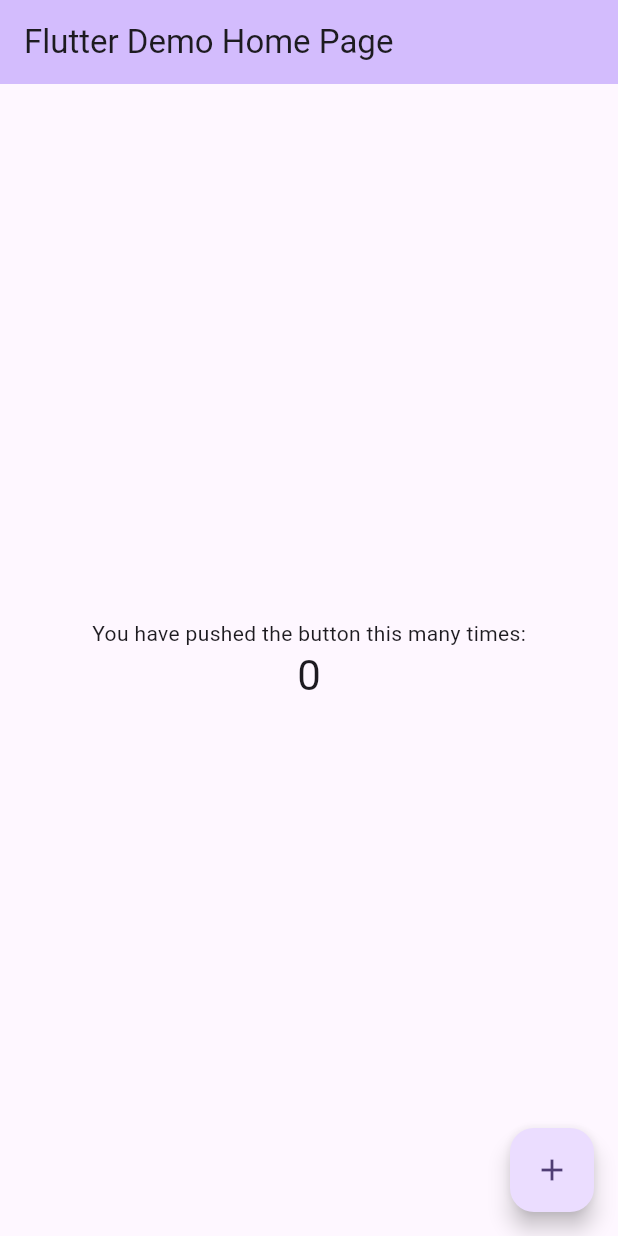
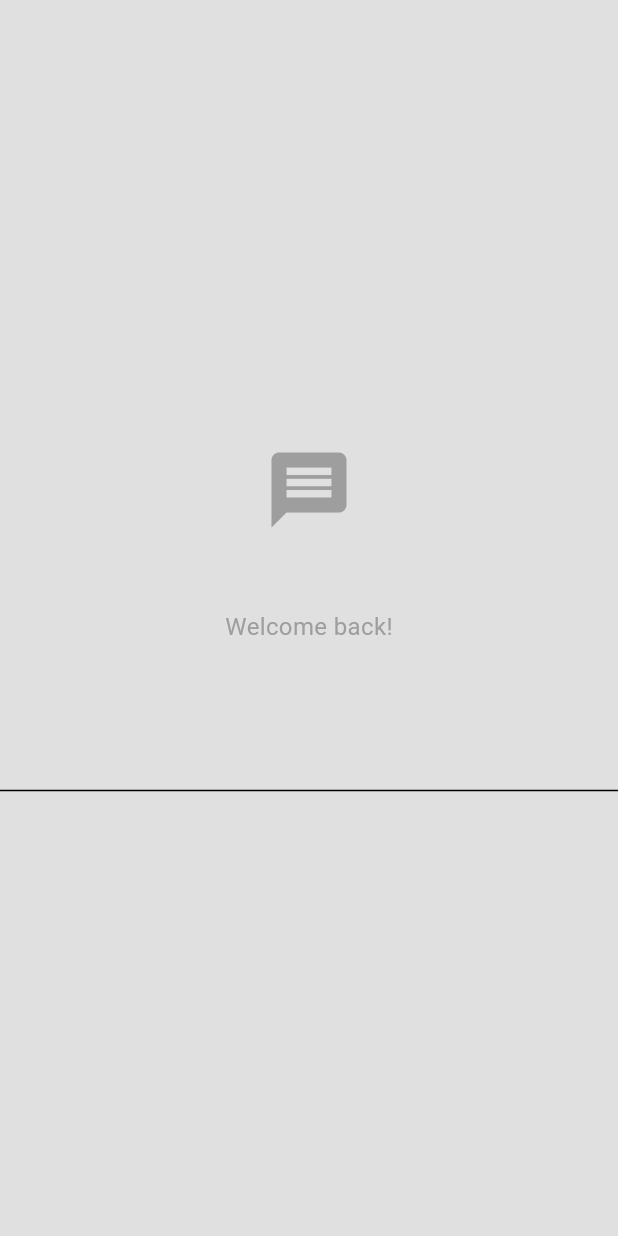
Before and after one commit to saifullahhaaris/chatapp-flutter, a Flutter app: the screen it shows after launch, on a phone screen of 412 x 824 dp. Run offline on Flutter 3.47's test engine with Material 3 defaults, Android fonts, the phone set to English and light mode, and no system bars.

Commit message:
update login page

```diff
--- /dev/null
+++ b/lib/components/textfield.dart
@@ -0,0 +1,10 @@
+import 'package:flutter/material.dart';
+
+class MyTextField extends StatelessWidget {
+  const MyTextField({super.key});
+
+  @override
+  Widget build(BuildContext context) {
+    return TextField();
+  }
+}
--- a/lib/main.dart
+++ b/lib/main.dart
@@ -1,67 +1,20 @@
+import 'package:chat_app/pages/login_page.dart';
+import 'package:chat_app/theme/light_mode.dart';
 import 'package:flutter/material.dart';
 
-void main() {
+void main(){
   runApp(const MyApp());
 }
 
-class MyApp extends StatelessWidget {
+class MyApp extends StatelessWidget{
   const MyApp({super.key});
 
-  // This widget is the root of your application.
   @override
   Widget build(BuildContext context) {
     return MaterialApp(
-      title: 'Flutter Demo',
-      theme: ThemeData(
-        colorScheme: ColorScheme.fromSeed(seedColor: Colors.deepPurple),
-      ),
-      home: const MyHomePage(title: 'Flutter Demo Home Page'),
+      debugShowCheckedModeBanner: false,
+      home: const LoginPage(),
+      theme: lightMode,
     );
   }
 }
-
-class MyHomePage extends StatefulWidget {
-  const MyHomePage({super.key, required this.title});
-
-  final String title;
-
-  @override
-  State<MyHomePage> createState() => _MyHomePageState();
-}
-
-class _MyHomePageState extends State<MyHomePage> {
-  int _counter = 0;
-
-  void _incrementCounter() {
-    setState(() {
-      _counter++;
-    });
-  }
-
-  @override
-  Widget build(BuildContext context) {
-    return Scaffold(
-      appBar: AppBar(
-        backgroundColor: Theme.of(context).colorScheme.inversePrimary,
-        title: Text(widget.title),
-      ),
-      body: Center(
-        child: Column(
-          mainAxisAlignment: MainAxisAlignment.center,
-          children: <Widget>[
-            const Text('You have pushed the button this many times:'),
-            Text(
-              '$_counter',
-              style: Theme.of(context).textTheme.headlineMedium,
-            ),
-          ],
-        ),
-      ),
-      floatingActionButton: FloatingActionButton(
-        onPressed: _incrementCounter,
-        tooltip: 'Increment',
-        child: const Icon(Icons.add),
-      ), // This trailing comma makes auto-formatting nicer for build methods.
-    );
-  }
-}
--- /dev/null
+++ b/lib/pages/login_page.dart
@@ -0,0 +1,44 @@
+import 'package:flutter/material.dart';
+
+class LoginPage extends StatelessWidget {
+  const LoginPage({super.key});
+
+  @override
+  Widget build(BuildContext context) {
+    return Scaffold(
+      backgroundColor: Theme.of(context).colorScheme.surface,
+      body: Center(
+        child: Column(
+          mainAxisAlignment: MainAxisAlignment.center,
+          children: [
+            // logo
+            Icon(
+              Icons.message,
+              size: 60,
+              color: Theme.of(context).colorScheme.primary,
+            ),
+
+            SizedBox(height: 50,),
+
+            // welcome back message
+            Text(
+              "Welcome back!",
+              style: TextStyle(
+                color: Theme.of(context).colorScheme.primary,
+                fontSize: 16,
+              ),
+            ),
+
+            SizedBox(height: 50,),
+
+            // email textfield
+            TextField(),
+            // login button
+
+            // register now
+          ],
+        ),
+      )
+    );
+  }
+}
--- /dev/null
+++ b/lib/theme/light_mode.dart
@@ -0,0 +1,11 @@
+import 'package:flutter/material.dart';
+
+ThemeData lightMode = ThemeData(
+  colorScheme: ColorScheme.light(
+    surface: Colors.grey.shade300,
+    primary: Colors.grey.shade500,
+    secondary: Colors.grey.shade200,
+    tertiary: Colors.white,
+    inversePrimary: Colors.grey.shade300,
+  ),
+);
```
